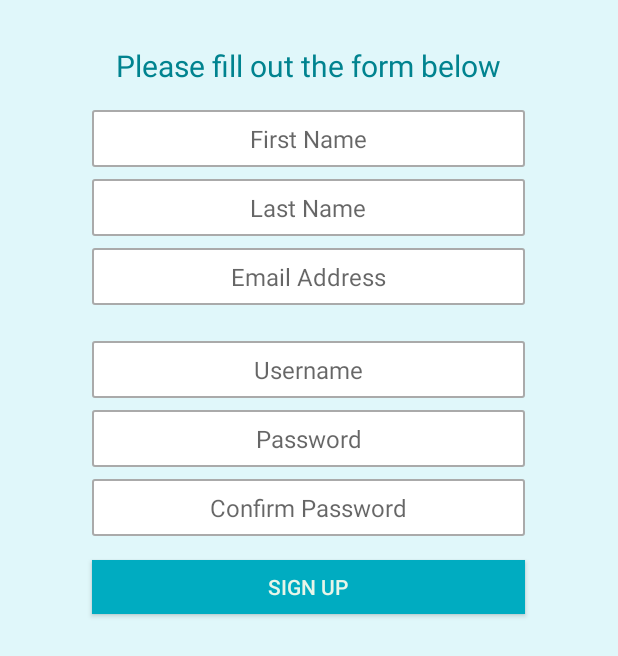
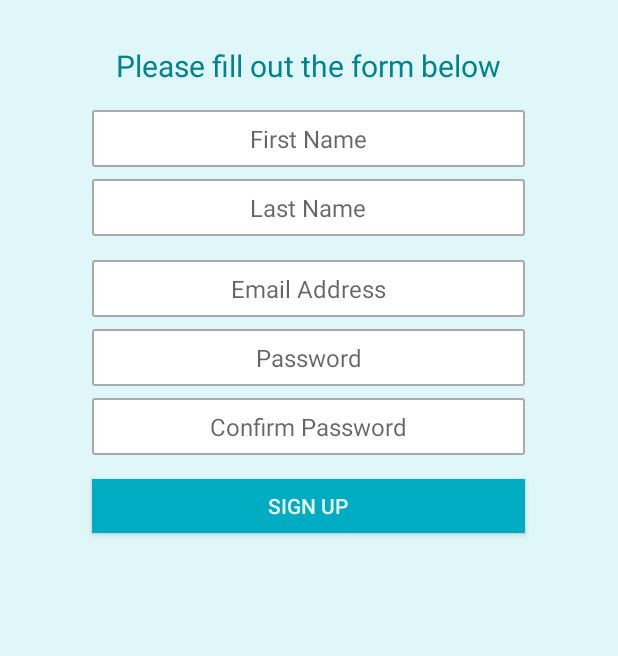
Before and after one commit to pistachioprojects/OneCLICK, an Android app: the SignUpActivity screen opened directly, with no data from a screen before it, after a tap on "SIGN UP", on a phone screen of 412 x 824 dp. Shown: the top 656 px of the screen. Run offline under Robolectric (Android 15) with nearby library versions, the phone set to English and light mode, and no system bars; our stand-ins replace Firebase (no records; nobody signed in at launch, a user with empty details on screens opened directly).

Commit message:
Login and Signup using FirebaseAuth
*Signup
**Saves student information
**Saving email and password using FirebaseAuth
*Login
**Retrieves data and uses FirebaseAuth to login

```diff
--- a/app/build.gradle
+++ b/app/build.gradle
@@ -28,8 +28,10 @@ dependencies {
     compile 'com.android.support:recyclerview-v7:26.+'
     compile 'com.android.support.constraint:constraint-layout:1.0.2'
     compile 'com.google.firebase:firebase-database:10.0.1'
+    compile 'com.google.firebase:firebase-auth:10.0.1'
     testCompile 'junit:junit:4.12'
 }
 
 
+
 apply plugin: 'com.google.gms.google-services'
--- a/app/src/main/AndroidManifest.xml
+++ b/app/src/main/AndroidManifest.xml
@@ -1,6 +1,8 @@
 <?xml version="1.0" encoding="utf-8"?>
 <manifest xmlns:android="http://schemas.android.com/apk/res/android"
     package="com.onclick.angie.oneclick_v20">
+
+    <uses-permission android:name="android.permission.INTERNET"/>
 
     <application
         android:allowBackup="true"
--- a/app/src/main/java/com/onclick/angie/oneclick_v20/SignUpActivity.java
+++ b/app/src/main/java/com/onclick/angie/oneclick_v20/SignUpActivity.java
@@ -1,11 +1,18 @@
 package com.onclick.angie.oneclick_v20;
 
+import android.content.Intent;
+import android.support.annotation.NonNull;
 import android.support.v7.app.AppCompatActivity;
 import android.os.Bundle;
 import android.view.View;
 import android.widget.EditText;
+import android.widget.ProgressBar;
 import android.widget.Toast;
 
+import com.google.android.gms.tasks.OnCompleteListener;
+import com.google.android.gms.tasks.Task;
+import com.google.firebase.auth.AuthResult;
+import com.google.firebase.auth.FirebaseAuth;
 import com.google.firebase.database.DatabaseReference;
 import com.google.firebase.database.FirebaseDatabase;
 
@@ -14,17 +21,20 @@ public class SignUpActivity extends AppCompatActivity {
     EditText studentFName;
     EditText studentLName;
     EditText studentEmail;
-    EditText studentUserName;
     EditText studentPass;
     EditText studentConfPass;
 
+    ProgressBar progressBar;
+
+    FirebaseAuth firebaseAuth;
     DatabaseReference databaseStudents;
-
 
     @Override
     protected void onCreate(Bundle savedInstanceState) {
         super.onCreate(savedInstanceState);
         setContentView(R.layout.activity_sign_up);
+
+        firebaseAuth = FirebaseAuth.getInstance();
         databaseStudents = FirebaseDatabase.getInstance().getReference("students");
     }
 
@@ -33,26 +43,41 @@ public class SignUpActivity extends AppCompatActivity {
         studentFName = (EditText) findViewById(R.id.student_fname);
         studentLName = (EditText) findViewById(R.id.student_lname);
         studentEmail = (EditText) findViewById(R.id.student_email);
-        studentUserName = (EditText) findViewById(R.id.student_username);
 
         studentPass = (EditText) findViewById(R.id.student_password);
         studentConfPass = (EditText) findViewById(R.id.student_confpassword);
 
-        boolean valid = validateForm(new EditText[] {studentFName, studentLName, studentEmail, studentUserName, studentPass, studentConfPass});
+        boolean valid = validateForm(new EditText[] {studentFName, studentLName, studentEmail, studentPass, studentConfPass});
 
         if(valid){
             if(studentPass.getText().toString().equals(studentConfPass.getText().toString())){
 
-                String fname = studentFName.getText().toString();
-                String lname = studentLName.getText().toString();
                 String email = studentEmail.getText().toString();
-                String uname = studentUserName.getText().toString();
-                String pass = studentPass.getText().toString();
+                String password = studentPass.getText().toString();
 
-                String id = databaseStudents.push().getKey();
-                StudentInfo student = new StudentInfo(id, fname, lname, email, uname, pass);
-                databaseStudents.child(id).setValue(student);
-                toasterMessage("Successful Sign-Up!");
+                firebaseAuth.createUserWithEmailAndPassword(email, password)
+                        .addOnCompleteListener(this, new OnCompleteListener<AuthResult>() {
+                            @Override
+                            public void onComplete(@NonNull Task<AuthResult> task) {
+                                if (task.isSuccessful()) {
+                                    String fname = studentFName.getText().toString();
+                                    String lname = studentLName.getText().toString();
+                                    String email = studentEmail.getText().toString();
+                                    //Creates a unique id
+                                    String id = databaseStudents.push().getKey();
+                                    //Creates one student
+                                    StudentInfo student = new StudentInfo(id, fname, lname, email);
+                                    //Saves the student into Firebase database
+                                    databaseStudents.child(id).setValue(student);
+                                    toasterMessage("Successful Sign-Up!");
+                                    finish();
+                                    startActivity(new Intent(getApplicationContext(), LoginActivity.class));
+                                }
+                                else{
+                                    toasterMessage("Could not sign-up. Please try again.");
+                                }
+                            }
+                        });
             }
             else{
                 toasterMessage("Passwords did not match!");
--- a/app/src/main/res/layout/activity_login.xml
+++ b/app/src/main/res/layout/activity_login.xml
@@ -49,7 +49,7 @@
             android:background="@drawable/edit_text_style"
             android:fontFamily="arial"
             android:gravity="center"
-            android:hint="Username"
+            android:hint="Email"
             android:paddingBottom="8dp"
             android:paddingTop="8dp"
             android:textSize="16sp" />
--- a/app/src/main/res/layout/activity_sign_up.xml
+++ b/app/src/main/res/layout/activity_sign_up.xml
@@ -63,27 +63,14 @@
             android:id="@+id/student_email"
             android:layout_width="match_parent"
             android:layout_height="wrap_content"
+            android:layout_marginTop="8dp"
             android:layout_marginLeft="8dp"
             android:layout_marginRight="8dp"
             android:background="@drawable/edit_text_style"
             android:fontFamily="arial"
             android:gravity="center"
             android:hint="Email Address"
-            android:paddingBottom="8dp"
-            android:paddingTop="8dp"
-            android:textSize="16sp" />
-
-        <EditText
-            android:id="@+id/student_username"
-            android:layout_width="match_parent"
-            android:layout_height="wrap_content"
-            android:layout_marginLeft="8dp"
-            android:layout_marginRight="8dp"
-            android:layout_marginTop="24dp"
-            android:background="@drawable/edit_text_style"
-            android:fontFamily="arial"
-            android:gravity="center"
-            android:hint="Username"
+            android:inputType="textEmailAddress"
             android:paddingBottom="8dp"
             android:paddingTop="8dp"
             android:textSize="16sp" />
--- a/app/src/main/res/layout/fragment_student_drawer.xml
+++ b/app/src/main/res/layout/fragment_student_drawer.xml
@@ -6,7 +6,6 @@
     android:layout_height="match_parent"
     android:background="@color/lightColor">
 
-    <!-- TODO: Update blank fragment layout -->
     <RelativeLayout
         android:id="@+id/student_container"
         android:layout_width="match_parent"
```
Also changed, not shown: app/src/main/java/com/onclick/angie/oneclick_v20/LoginActivity.java (+48 -10 lines), app/src/main/java/com/onclick/angie/oneclick_v20/StudentInfo.java (+1 -13 lines).
